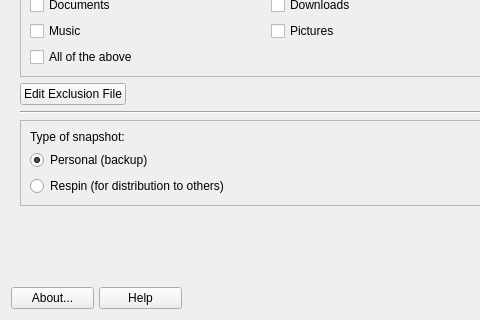
Qt form mxsnapshot.ui (AdrianTM/mx-snapshot-old) before a commit; both pictures show x 0 to 480 and y 197 to 517 of the 777 by 517 pixel window.
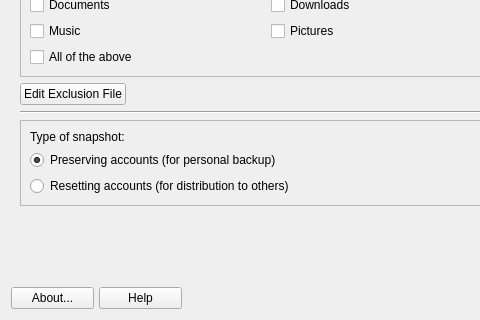
The same form after that commit. Icons and pictures are not drawn.

What changed in the file:
```diff
--- a/mxsnapshot.ui
+++ b/mxsnapshot.ui
@@ -385,7 +385,7 @@
              <string>&lt;html&gt;&lt;head/&gt;&lt;body&gt;&lt;p&gt;This option will reset &amp;quot;demo&amp;quot; and &amp;quot;root&amp;quot; passswords to the MX Linux defaults and will not copy any personal accounts created.&lt;/p&gt;&lt;/body&gt;&lt;/html&gt;</string>
             </property>
             <property name="text">
-             <string>Respin (for distribution to others)</string>
+             <string>Resetting accounts (for distribution to others)</string>
             </property>
            </widget>
           </item>
@@ -399,7 +399,7 @@
           <item row="1" column="0">
            <widget class="QRadioButton" name="radioPersonal">
             <property name="text">
-             <string>Personal (backup)</string>
+             <string>Preserving accounts (for personal backup)</string>
             </property>
             <property name="checked">
              <bool>true</bool>
```
